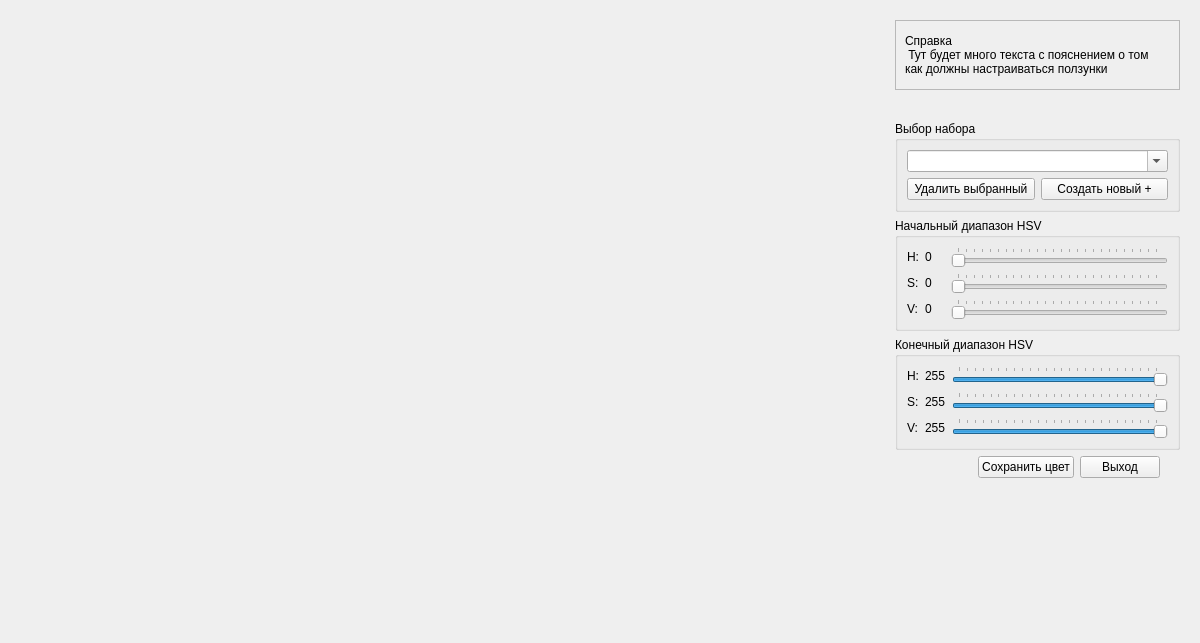
This is data/ui/color_range_settings_window.ui in gg-master/VISDOM_project as Qt 5 draws it before an edit. The edited form follows.
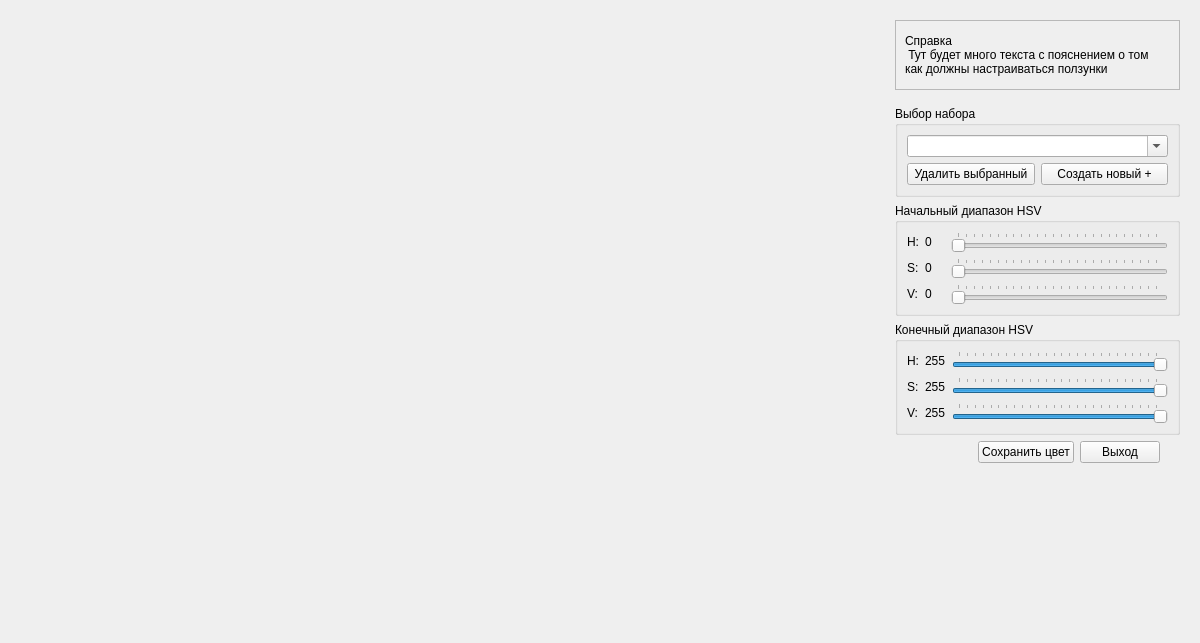
This is the edited form. Custom widgets are drawn as their Qt base class.

Commit message: Настроил создание, удаление, изменение цветов

What changed in the file:
```diff
--- a/data/ui/color_range_settings_window.ui
+++ b/data/ui/color_range_settings_window.ui
@@ -115,23 +115,10 @@
           <property name="sizeHint" stdset="0">
            <size>
             <width>20</width>
-            <height>5</height>
-           </size>
-          </property>
-         </spacer>
-        </item>
-        <item>
-         <widget class="QLabel" name="statusBar">
-          <property name="minimumSize">
-           <size>
-            <width>0</width>
             <height>10</height>
            </size>
           </property>
-          <property name="text">
-           <string/>
-          </property>
-         </widget>
+         </spacer>
         </item>
         <item>
          <widget class="QGroupBox" name="groupBox_3">
```
The commit also changes 1 other file.
